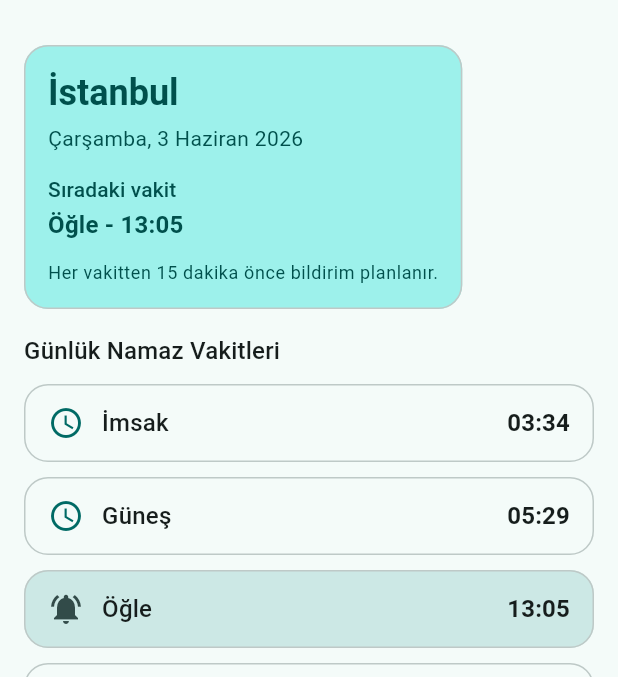
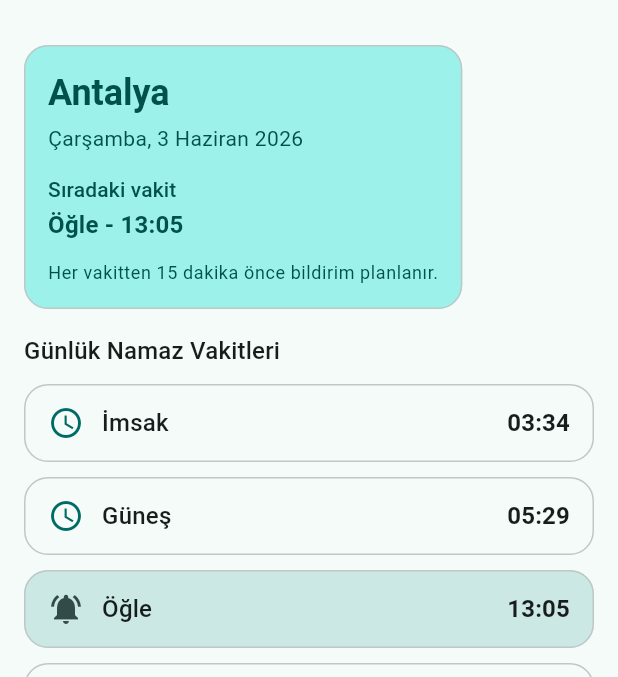
Before and after one commit to veles1010/ezan, a Flutter app: the screen it shows after launch, on a phone screen of 412 x 824 dp, the part 63-740 px from its top. Run offline on Flutter 3.47's test engine with Material 3 defaults, Android fonts, the phone set to English and light mode, and no system bars; our stand-ins replace flutter_local_notifications, flutter_timezone, shared_preferences, timezone; network calls fail.

Commit message:
Turkiye sehir listesi ve Antalya varsayilan eklendi

```diff
--- a/lib/data/repositories/api_prayer_times_repository.dart
+++ b/lib/data/repositories/api_prayer_times_repository.dart
@@ -7,10 +7,87 @@ class ApiPrayerTimesRepository implements PrayerTimesRepository {
       : _apiService = apiService ?? PrayerTimesApiService();
 
   static const List<String> _supportedCities = <String>[
+    'Adana',
+    'Ad\u0131yaman',
+    'Afyonkarahisar',
+    'A\u011fr\u0131',
+    'Aksaray',
+    'Amasya',
     'Ankara',
+    'Antalya',
+    'Ardahan',
+    'Artvin',
+    'Ayd\u0131n',
+    'Bal\u0131kesir',
+    'Bart\u0131n',
+    'Batman',
+    'Bayburt',
+    'Bilecik',
+    'Bing\u00f6l',
+    'Bitlis',
+    'Bolu',
+    'Burdur',
     'Bursa',
+    '\u00c7anakkale',
+    '\u00c7ank\u0131r\u0131',
+    '\u00c7orum',
+    'Denizli',
+    'Diyarbak\u0131r',
+    'D\u00fczce',
+    'Edirne',
+    'Elaz\u0131\u011f',
+    'Erzincan',
+    'Erzurum',
+    'Eski\u015fehir',
+    'Gaziantep',
+    'Giresun',
+    'G\u00fcm\u00fc\u015fhane',
+    'Hakkari',
+    'Hatay',
+    'I\u011fd\u0131r',
+    'Isparta',
     '\u0130stanbul',
     '\u0130zmir',
+    'Kahramanmara\u015f',
+    'Karab\u00fck',
+    'Karaman',
+    'Kars',
+    'Kastamonu',
+    'Kayseri',
+    'Kilis',
+    'K\u0131r\u0131kkale',
+    'K\u0131rklareli',
+    'K\u0131r\u015fehir',
+    'Kocaeli',
+    'Konya',
+    'K\u00fctahya',
+    'Malatya',
+    'Manisa',
+    'Mardin',
+    'Mersin',
+    'Mu\u011fla',
+    'Mu\u015f',
+    'Nev\u015fehir',
+    'Ni\u011fde',
+    'Ordu',
+    'Osmaniye',
+    'Rize',
+    'Sakarya',
+    'Samsun',
+    'Siirt',
+    'Sinop',
+    'Sivas',
+    '\u015eanl\u0131urfa',
+    '\u015e\u0131rnak',
+    'Tekirda\u011f',
+    'Tokat',
+    'Trabzon',
+    'Tunceli',
+    'U\u015fak',
+    'Van',
+    'Yalova',
+    'Yozgat',
+    'Zonguldak',
   ];
 
   final PrayerTimesApiService _apiService;
--- a/lib/features/prayer_times/presentation/prayer_times_home_screen.dart
+++ b/lib/features/prayer_times/presentation/prayer_times_home_screen.dart
@@ -33,7 +33,7 @@ class _PrayerTimesHomeScreenState extends State<PrayerTimesHomeScreen> {
   bool _isLoading = true;
   NotificationSettings _notificationSettings = NotificationSettings.defaults;
 
-  List<String> get _availableCities => _fallbackRepository.availableCities;
+  List<String> get _availableCities => _repository.availableCities;
 
   @override
   void initState() {
@@ -44,11 +44,14 @@ class _PrayerTimesHomeScreenState extends State<PrayerTimesHomeScreen> {
   Future<void> _loadInitialData() async {
     try {
       final storedCity = await _selectedCityService.readSelectedCity();
-      final city = storedCity ??
-          (_availableCities.contains('İstanbul')
-              ? 'İstanbul'
+      final hasStoredCity =
+          storedCity != null && _availableCities.contains(storedCity);
+      final city = hasStoredCity
+          ? storedCity
+          : (_availableCities.contains('Antalya')
+              ? 'Antalya'
               : _availableCities.first);
-      await _loadCity(city: city, persistCity: storedCity == null);
+      await _loadCity(city: city, persistCity: !hasStoredCity);
     } catch (error, stackTrace) {
       debugPrint('İlk veriler yüklenirken hata: $error');
       debugPrintStack(stackTrace: stackTrace);
```
Also changed, not shown: lib/features/city_selection/presentation/city_selection_screen.dart (+60 -5 lines), flutter_01.png (added).
